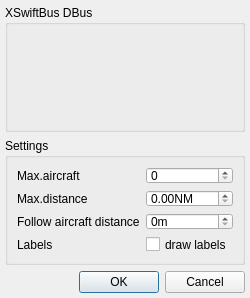
The window that src/plugins/simulator/xplaneconfig/simulatorxplaneconfigwindow.ui (swift-project/pilotclient) describes before a commit, drawn with Qt 5.
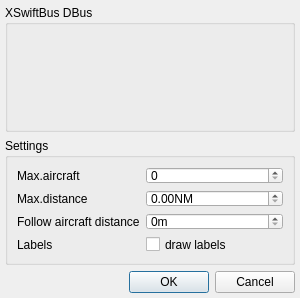
The same window after the commit. Custom widgets are drawn as their Qt base class.

Diff of the .ui file:
```diff
--- a/src/plugins/simulator/xplaneconfig/simulatorxplaneconfigwindow.ui
+++ b/src/plugins/simulator/xplaneconfig/simulatorxplaneconfigwindow.ui
@@ -6,14 +6,14 @@
    <rect>
     <x>0</x>
     <y>0</y>
-    <width>250</width>
+    <width>300</width>
     <height>298</height>
    </rect>
   </property>
   <property name="minimumSize">
    <size>
-    <width>250</width>
-    <height>150</height>
+    <width>300</width>
+    <height>200</height>
    </size>
   </property>
   <property name="windowTitle">
```
